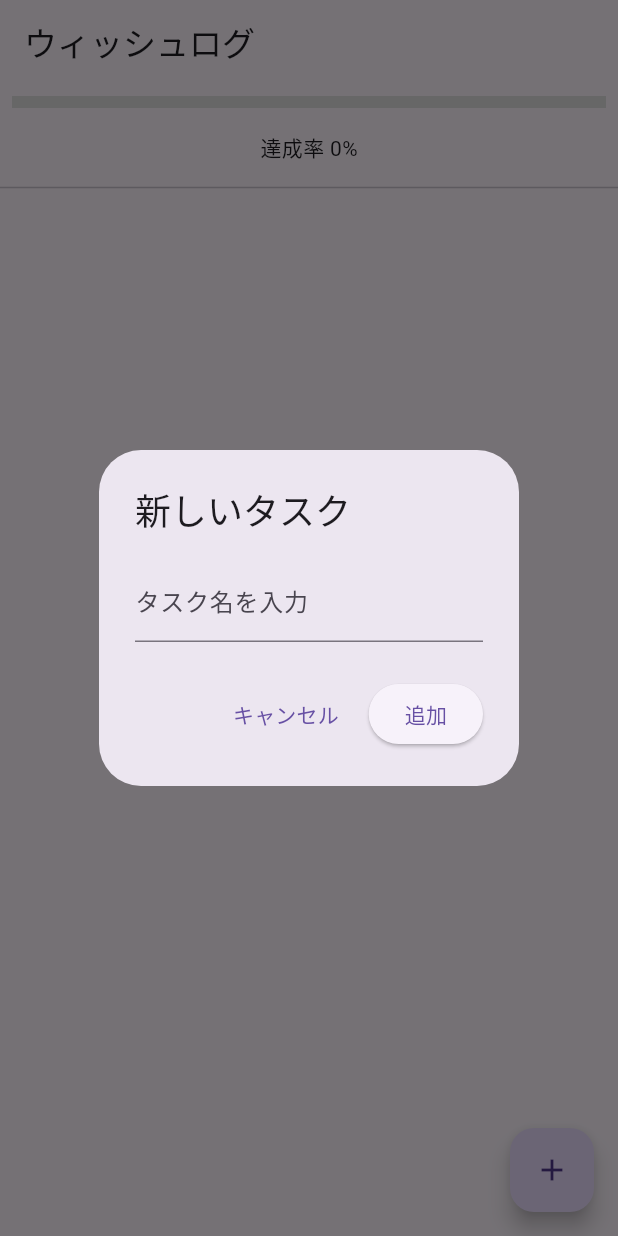
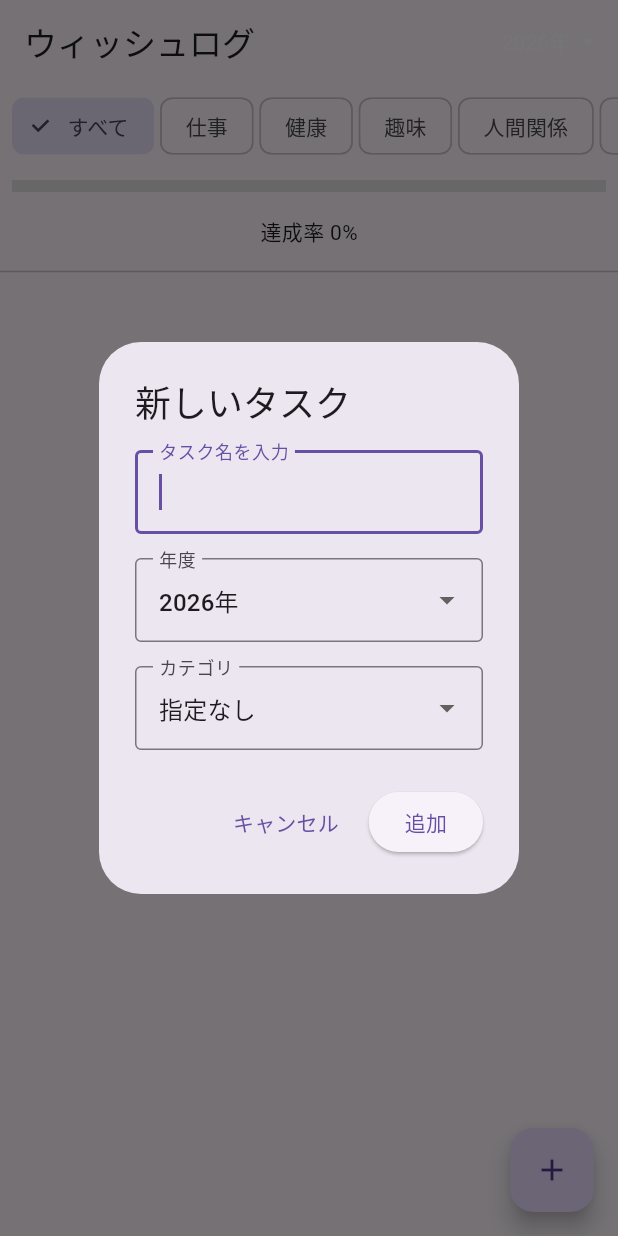
Before and after one commit to Nakai4s/WishLog, a Flutter app: the screen it shows after launch, after a tap on the "add" icon, on a phone screen of 412 x 824 dp. Run offline on Flutter 3.47's test engine with Material 3 defaults, Android fonts, the phone set to English and light mode, and no system bars; our stand-ins replace flutter_riverpod, hive; accounts and stored records are empty.

Commit message:
add year-based filtering and task categories
- Add TaskCategory enum with 7 fixed categories (work, health, hobby, etc.)
- Add year and category fields to Task model for filtering
- Add year dropdown in AppBar and category filter chips
- Add new task dialog with year/category selection
- Display category chip on task tiles with color coding

Co-Authored-By: Claude Opus 4.5 <noreply@anthropic.com>

```diff
--- a/lib/main.dart
+++ b/lib/main.dart
@@ -5,6 +5,7 @@ import "package:hive/hive.dart";
 import 'package:path_provider/path_provider.dart';
 import 'package:wishlog/models/task.dart';
 import 'package:wishlog/models/wishlist.dart';
+import 'package:wishlog/models/category.dart';
 import 'screens/home_screen.dart';
 
 void main() async {
@@ -15,6 +16,7 @@ void main() async {
 
   Hive.registerAdapter(WishListAdapter());
   Hive.registerAdapter(TaskAdapter());
+  Hive.registerAdapter(TaskCategoryAdapter());
 
   await Hive.openBox<WishList>('wishlists');
 
--- /dev/null
+++ b/lib/models/category.dart
@@ -0,0 +1,48 @@
+import 'package:hive/hive.dart';
+
+part 'category.g.dart';
+
+@HiveType(typeId: 2)
+enum TaskCategory {
+  @HiveField(0)
+  work, // 仕事
+
+  @HiveField(1)
+  health, // 健康
+
+  @HiveField(2)
+  hobby, // 趣味
+
+  @HiveField(3)
+  relationship, // 人間関係
+
+  @HiveField(4)
+  money, // お金
+
+  @HiveField(5)
+  learning, // 学び
+
+  @HiveField(6)
+  other, // その他
+}
+
+extension TaskCategoryExtension on TaskCategory {
+  String get displayName {
+    switch (this) {
+      case TaskCategory.work:
+        return '仕事';
+      case TaskCategory.health:
+        return '健康';
+      case TaskCategory.hobby:
+        return '趣味';
+      case TaskCategory.relationship:
+        return '人間関係';
+      case TaskCategory.money:
+        return 'お金';
+      case TaskCategory.learning:
+        return '学び';
+      case TaskCategory.other:
+        return 'その他';
+    }
+  }
+}
--- /dev/null
+++ b/lib/providers/category_provider.dart
@@ -0,0 +1,18 @@
+import 'package:flutter_riverpod/flutter_riverpod.dart';
+import '../models/category.dart';
+
+// 選択中のカテゴリフィルター（nullは「すべて」を意味する）
+final selectedCategoryProvider =
+    NotifierProvider<SelectedCategoryNotifier, TaskCategory?>(
+        SelectedCategoryNotifier.new);
+
+class SelectedCategoryNotifier extends Notifier<TaskCategory?> {
+  @override
+  TaskCategory? build() {
+    return null;
+  }
+
+  void setCategory(TaskCategory? category) {
+    state = category;
+  }
+}
--- a/lib/providers/wishlist_provider.dart
+++ b/lib/providers/wishlist_provider.dart
@@ -1,8 +1,11 @@
 import 'package:flutter_riverpod/flutter_riverpod.dart';
 import 'package:uuid/uuid.dart';
 import '../models/task.dart';
+import '../models/category.dart';
 import '../models/wishlist.dart';
 import 'package:hive/hive.dart';
+import 'year_provider.dart';
+import 'category_provider.dart';
 
 // デフォルトウィッシュリストのID（固定）
 const _defaultWishListId = 'default-wishlist';
@@ -19,6 +22,35 @@ final defaultWishListProvider = Provider<WishList?>((ref) {
     (w) => w.id == _defaultWishListId,
     orElse: () => wishLists.first,
   );
+});
+
+// フィルタリングされたタスク一覧
+final filteredTasksProvider = Provider<List<Task>>((ref) {
+  final wish = ref.watch(defaultWishListProvider);
+  if (wish == null) return [];
+
+  final selectedYear = ref.watch(selectedYearProvider);
+  final selectedCategory = ref.watch(selectedCategoryProvider);
+
+  return wish.tasks.where((task) {
+    // 年度フィルター（nullは「すべて」、タスクのyearがnullでも一致）
+    if (selectedYear != null && task.year != null && task.year != selectedYear) {
+      return false;
+    }
+    // カテゴリフィルター
+    if (selectedCategory != null && task.category != selectedCategory) {
+      return false;
+    }
+    return true;
+  }).toList();
+});
+
+// フィルター後の達成率
+final filteredCompletionRateProvider = Provider<double>((ref) {
+  final tasks = ref.watch(filteredTasksProvider);
+  if (tasks.isEmpty) return 0.0;
+  final completedCount = tasks.where((t) => t.isCompleted).length;
+  return completedCount / tasks.length;
 });
 
 class WishListNotifier extends Notifier<List<WishList>> {
@@ -97,10 +129,19 @@ class WishListNotifier extends Notifier<List<WishList>> {
   }
 
   // タスクを追加
-  Future<void> addTask(String taskTitle) async {
+  Future<void> addTask(
+    String taskTitle, {
+    int? year,
+    TaskCategory? category,
+  }) async {
     final wish = defaultWishList;
     if (wish == null) return;
-    final task = Task(id: _uuid.v4(), title: taskTitle);
+    final task = Task(
+      id: _uuid.v4(),
+      title: taskTitle,
+      year: year,
+      category: category,
+    );
     wish.tasks = [...wish.tasks, task];
     await wish.save();
     _updateState();
--- /dev/null
+++ b/lib/providers/year_provider.dart
@@ -0,0 +1,22 @@
+import 'package:flutter_riverpod/flutter_riverpod.dart';
+
+// 選択可能な年度リスト（現在年から前後5年）
+final availableYearsProvider = Provider<List<int>>((ref) {
+  final currentYear = DateTime.now().year;
+  return List.generate(11, (index) => currentYear - 5 + index);
+});
+
+// 選択中の年度（nullは「すべて」を意味する）
+final selectedYearProvider =
+    NotifierProvider<SelectedYearNotifier, int?>(SelectedYearNotifier.new);
+
+class SelectedYearNotifier extends Notifier<int?> {
+  @override
+  int? build() {
+    return DateTime.now().year;
+  }
+
+  void setYear(int? year) {
+    state = year;
+  }
+}
--- a/lib/screens/home_screen.dart
+++ b/lib/screens/home_screen.dart
@@ -1,8 +1,12 @@
 // lib/screens/home_screen.dart
 import 'package:flutter/material.dart';
 import 'package:flutter_riverpod/flutter_riverpod.dart';
+import '../models/category.dart';
 import '../providers/wishlist_provider.dart';
+import '../providers/year_provider.dart';
+import '../providers/category_provider.dart';
 import '../widgets/task_tile.dart';
+import '../widgets/add_task_dialog.dart';
 
 class HomeScreen extends ConsumerWidget {
   const HomeScreen({super.key});
@@ -11,6 +15,11 @@ class HomeScreen extends ConsumerWidget {
   Widget build(BuildContext context, WidgetRef ref) {
     final wish = ref.watch(defaultWishListProvider);
     final notifier = ref.read(wishListProvider.notifier);
+    final filteredTasks = ref.watch(filteredTasksProvider);
+    final completionRate = ref.watch(filteredCompletionRateProvider);
+    final selectedYear = ref.watch(selectedYearProvider);
+    final selectedCategory = ref.watch(selectedCategoryProvider);
+    final availableYears = ref.watch(availableYearsProvider);
 
     if (wish == null) {
       return Scaffold(
@@ -26,14 +35,67 @@ class HomeScreen extends ConsumerWidget {
     return Scaffold(
       appBar: AppBar(
         title: const Text('ウィッシュログ'),
+        actions: [
+          // 年度選択ドロップダウン
+          DropdownButton<int?>(
+            value: selectedYear,
+            underline: const SizedBox(),
+            icon: const Icon(Icons.arrow_drop_down, color: Colors.white),
+            dropdownColor: Theme.of(context).primaryColor,
+            style: const TextStyle(color: Colors.white),
+            items: [
+              const DropdownMenuItem<int?>(
+                value: null,
+                child: Text('すべて'),
+              ),
+              ...availableYears.map((year) => DropdownMenuItem<int?>(
+                    value: year,
+                    child: Text('$year年'),
+                  )),
+            ],
+            onChanged: (value) {
+              ref.read(selectedYearProvider.notifier).setYear(value);
+            },
+          ),
+          const SizedBox(width: 8),
+        ],
       ),
       body: Column(
         children: [
+          // カテゴリフィルター
+          SingleChildScrollView(
+            scrollDirection: Axis.horizontal,
+            padding: const EdgeInsets.symmetric(horizontal: 8, vertical: 4),
+            child: Row(
+              children: [
+                FilterChip(
+                  label: const Text('すべて'),
+                  selected: selectedCategory == null,
+                  onSelected: (_) {
+                    ref.read(selectedCategoryProvider.notifier).setCategory(null);
+                  },
+                ),
+                const SizedBox(width: 4),
+                ...TaskCategory.values.map((category) => Padding(
+                      padding: const EdgeInsets.only(right: 4),
+                      child: FilterChip(
+                        label: Text(category.displayName),
+                        selected: selectedCategory == category,
+                        onSelected: (_) {
+                          ref.read(selectedCategoryProvider.notifier).setCategory(
+                              selectedCategory == category ? null : category);
+                        },
+                      ),
+                    )),
+              ],
+            ),
+          ),
+
           // 進捗バー部分
           Padding(
             padding: const EdgeInsets.all(8.0),
             child: LinearProgressIndicator(
-              value: wish.completionRate,
+              value: completionRate,
               minHeight: 8,
               backgroundColor: Colors.grey[300],
               color: Colors.green,
@@ -42,7 +104,7 @@ class HomeScreen extends ConsumerWidget {
           Padding(
             padding: const EdgeInsets.all(8.0),
             child: Text(
-              '達成率 ${(wish.completionRate * 100).toStringAsFixed(0)}%',
+              '達成率 ${(completionRate * 100).toStringAsFixed(0)}%',
               style: Theme.of(context).textTheme.bodyMedium,
             ),
           ),
@@ -50,15 +112,15 @@ class HomeScreen extends ConsumerWidget {
 
           // タスク一覧
           Expanded(
-            child: wish.tasks.isEmpty
+            child: filteredTasks.isEmpty
                 ? const Center(
                     child: Text('タスクがありません\n+ボタンで追加しましょう',
                         textAlign: TextAlign.center),
                   )
                 : ListView.builder(
-                    itemCount: wish.tasks.length,
+                    itemCount: filteredTasks.length,
                     itemBuilder: (context, index) {
-                      final task = wish.tasks[index];
+                      final task = filteredTasks[index];
                       return TaskTile(
                         task: task,
                         onToggle: () => notifier.toggleTaskComplete(task.id),
@@ -77,39 +139,20 @@ class HomeScreen extends ConsumerWidget {
       ),
       floatingActionButton: FloatingActionButton(
         onPressed: () async {
-          final newTitle = await _showAddTaskDialog(context);
-          if (newTitle != null && newTitle.isNotEmpty) {
-            notifier.addTask(newTitle);
+          final result = await showDialog<AddTaskResult>(
+            context: context,
+            builder: (context) => const AddTaskDialog(),
+          );
+          if (result != null && result.title.isNotEmpty) {
+            notifier.addTask(
+              result.title,
+              year: result.year,
+              category: result.category,
+            );
           }
         },
         child: const Icon(Icons.add),
       ),
-    );
-  }
-
-  Future<String?> _showAddTaskDialog(BuildContext context) async {
-    final controller = TextEditingController();
-    return showDialog<String>(
-      context: context,
-      builder: (context) {
-        return AlertDialog(
-          title: const Text('新しいタスク'),
-          content: TextField(
-            controller: controller,
-            decoration: const InputDecoration(labelText: 'タスク名を入力'),
-          ),
-          actions: [
-            TextButton(
-              onPressed: () => Navigator.pop(context),
-              child: const Text('キャンセル'),
-            ),
-            ElevatedButton(
-              onPressed: () => Navigator.pop(context, controller.text),
-              child: const Text('追加'),
-            ),
-          ],
-        );
-      },
     );
   }
 
--- /dev/null
+++ b/lib/widgets/add_task_dialog.dart
@@ -0,0 +1,135 @@
+import 'package:flutter/material.dart';
+import 'package:flutter_riverpod/flutter_riverpod.dart';
+import '../models/category.dart';
+import '../providers/year_provider.dart';
+
+class AddTaskResult {
+  final String title;
+  final int? year;
+  final TaskCategory? category;
+
+  AddTaskResult({
+    required this.title,
+    this.year,
+    this.category,
+  });
+}
+
+class AddTaskDialog extends ConsumerStatefulWidget {
+  const AddTaskDialog({super.key});
+
+  @override
+  ConsumerState<AddTaskDialog> createState() => _AddTaskDialogState();
+}
+
+class _AddTaskDialogState extends ConsumerState<AddTaskDialog> {
+  final _titleController = TextEditingController();
+  int? _selectedYear;
+  TaskCategory? _selectedCategory;
+
+  @override
+  void initState() {
+    super.initState();
+    // デフォルトで現在選択中の年度を設定
+    _selectedYear = ref.read(selectedYearProvider);
+  }
+
+  @override
+  void dispose() {
+    _titleController.dispose();
+    super.dispose();
+  }
+
+  @override
+  Widget build(BuildContext context) {
+    final availableYears = ref.watch(availableYearsProvider);
+
+    return AlertDialog(
+      title: const Text('新しいタスク'),
+      content: SingleChildScrollView(
+        child: Column(
+          mainAxisSize: MainAxisSize.min,
+          crossAxisAlignment: CrossAxisAlignment.start,
+          children: [
+            TextField(
+              controller: _titleController,
+              decoration: const InputDecoration(
+                labelText: 'タスク名を入力',
+                border: OutlineInputBorder(),
+              ),
+              autofocus: true,
+            ),
+            const SizedBox(height: 16),
+            DropdownButtonFormField<int?>(
+              initialValue: _selectedYear,
+              decoration: const InputDecoration(
+                labelText: '年度',
+                border: OutlineInputBorder(),
+              ),
+              items: [
+                const DropdownMenuItem<int?>(
+                  value: null,
+                  child: Text('指定なし'),
+                ),
+                ...availableYears.map((year) => DropdownMenuItem<int?>(
+                      value: year,
+                      child: Text('$year年'),
+                    )),
+              ],
+              onChanged: (value) {
+                setState(() {
+                  _selectedYear = value;
+                });
+              },
+            ),
+            const SizedBox(height: 16),
+            DropdownButtonFormField<TaskCategory?>(
+              initialValue: _selectedCategory,
+              decoration: const InputDecoration(
+                labelText: 'カテゴリ',
+                border: OutlineInputBorder(),
+              ),
+              items: [
+                const DropdownMenuItem<TaskCategory?>(
+                  value: null,
+                  child: Text('指定なし'),
+                ),
+                ...TaskCategory.values.map((category) =>
+                    DropdownMenuItem<TaskCategory?>(
+                      value: category,
+                      child: Text(category.displayName),
+                    )),
+              ],
+              onChanged: (value) {
+                setState(() {
+                  _selectedCategory = value;
+                });
+              },
+            ),
+          ],
+        ),
+      ),
+      actions: [
+        TextButton(
+          onPressed: () => Navigator.pop(context),
+          child: const Text('キャンセル'),
+        ),
+        ElevatedButton(
+          onPressed: () {
+            if (_titleController.text.isNotEmpty) {
+              Navigator.pop(
+                context,
+                AddTaskResult(
+                  title: _titleController.text,
+                  year: _selectedYear,
+                  category: _selectedCategory,
+                ),
+              );
+            }
+          },
+          child: const Text('追加'),
+        ),
+      ],
+    );
+  }
+}
```
Also changed, not shown: lib/models/task.dart (+11 -0 lines), lib/widgets/task_tile.dart (+42 -5 lines), lib/models/category.g.dart (added), lib/models/task.g.dart.
